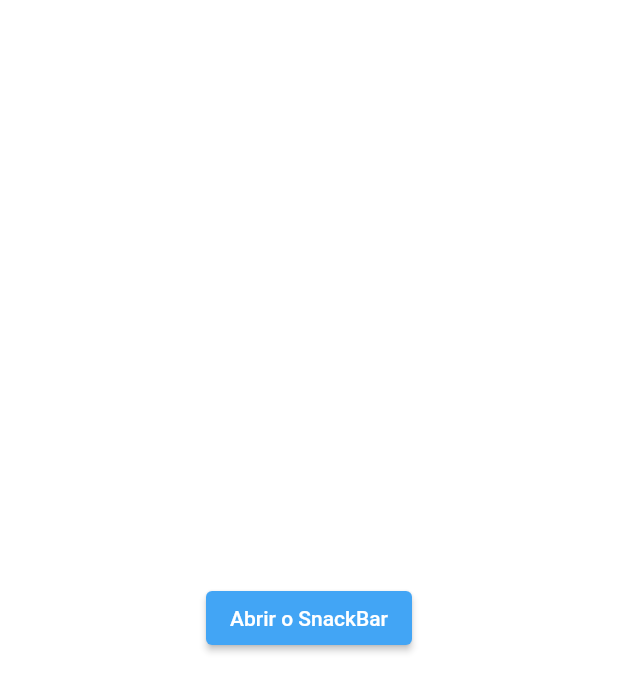
After one commit to charleslana/flutter_snippets, a Flutter app: the SnippetSnackBar screen opened directly, on a phone screen of 412 x 824 dp. The commit adds this screen. Shown: the top 692 px of the screen. Run offline on Flutter 3.47's test engine with Material 2 defaults, Android fonts, the light colour scheme and no system bars; our stand-ins replace shared_preferences; accounts and stored records are empty; generated files the repository leaves out were written again.

Commit message:
feat(snippets basic): update

```diff
--- a/lib/src/constants/app_constants.dart
+++ b/lib/src/constants/app_constants.dart
@@ -51,4 +51,5 @@ class AppConstants {
   static final txtSnippetWidgetStack = 'widget_stack';
   static final txtSnippetWidgetPageView = 'widget_page_view';
   static final txtSnippetWidgetTable = 'widget_table';
+  static final txtSnippetWidgetSnackBar = 'widget_snack_bar';
 }
--- a/lib/src/l10n/app_en.arb
+++ b/lib/src/l10n/app_en.arb
@@ -84,5 +84,6 @@
     "menuWidgetBasicFutureBuilder": "FutureBuilder",
     "menuWidgetBasicStack": "Stack",
     "menuWidgetBasicPageView": "PageView",
-    "menuWidgetBasicTable": "Table"
+    "menuWidgetBasicTable": "Table",
+    "menuWidgetBasicSnackBar": "SnackBar"
 }
--- a/lib/src/l10n/app_es.arb
+++ b/lib/src/l10n/app_es.arb
@@ -70,5 +70,6 @@
     "menuWidgetBasicFutureBuilder": "FutureBuilder",
     "menuWidgetBasicStack": "Apilar",
     "menuWidgetBasicPageView": "PageView",
-    "menuWidgetBasicTable": "Tabla"
+    "menuWidgetBasicTable": "Tabla",
+    "menuWidgetBasicSnackBar": "SnackBar"
 }
--- a/lib/src/l10n/app_pt.arb
+++ b/lib/src/l10n/app_pt.arb
@@ -70,5 +70,6 @@
     "menuWidgetBasicFutureBuilder": "FutureBuilder",
     "menuWidgetBasicStack": "Pilha",
     "menuWidgetBasicPageView": "PageView",
-    "menuWidgetBasicTable": "Tabela"
+    "menuWidgetBasicTable": "Tabela",
+    "menuWidgetBasicSnackBar": "SnackBar"
 }
--- /dev/null
+++ b/lib/src/snippets/snippet_snack_bar.dart
@@ -0,0 +1,30 @@
+import 'package:flutter/material.dart';
+
+class SnippetSnackBar extends StatelessWidget {
+  const SnippetSnackBar({Key? key}) : super(key: key);
+
+  void _showMessage(String text, BuildContext context) {
+    ScaffoldMessenger.of(context).hideCurrentSnackBar();
+    ScaffoldMessenger.of(context).showSnackBar(
+      SnackBar(
+        content: Text(text),
+        action: SnackBarAction(
+          label: 'Fechar',
+          onPressed: () => {},
+        ),
+      ),
+    );
+  }
+
+  @override
+  Widget build(BuildContext context) {
+    return Scaffold(
+      body: Center(
+        child: ElevatedButton(
+          child: Text('Abrir o SnackBar'),
+          onPressed: () => _showMessage('Meu snackbar', context),
+        ),
+      ),
+    );
+  }
+}
```
Also changed, not shown: assets/snippets/widget_snack_bar.txt (added, +45 -0 lines), lib/src/pages/snippet_widgets.dart (+15 -0 lines).
